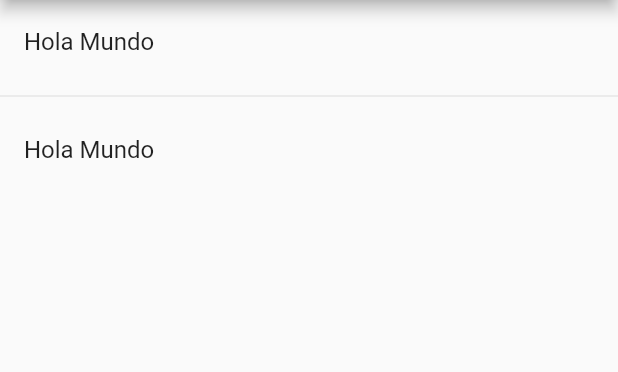
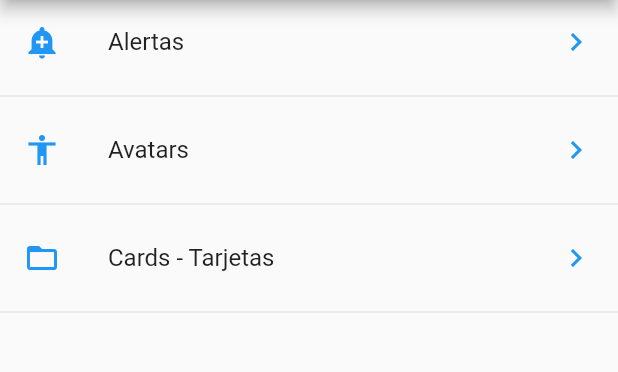
Before and after one commit to zabdielcead/praacFlutterDos, a Flutter app: the screen it shows after launch, on a phone screen of 412 x 824 dp, the part 84-456 px from its top. Run offline on Flutter 3.47's test engine with Material 2 defaults, Android fonts, the phone set to English and light mode, and no system bars.

Commit message:
suben funcionalidad paginas

```diff
--- a/componentes/lib/src/pages/home_page.dart
+++ b/componentes/lib/src/pages/home_page.dart
@@ -1,5 +1,8 @@
+
 import 'package:flutter/material.dart';
 import 'package:componentes/src/pages/providers/menu_provider.dart';
+import 'package:componentes/src/utils/icono_string_util.dart';
+import 'package:componentes/src/pages/alert_page.dart';
 
 class HomePage extends StatelessWidget {
 
@@ -15,18 +18,57 @@ class HomePage extends StatelessWidget {
 
        Widget _lista() {
 
-         print(menuProvider.opciones);
+//         print(menuProvider.opciones);
 
-          return ListView(
-            children: _crearListaItems(),
+          // menuProvider.cargarData().then( (opciones) {
+            //  print('_lista');
+              //print(opciones);
+           //});
+
+
+
+          //return ListView(
+            //children: _crearListaItems(),
+
+          //);
+
+
+
+          return FutureBuilder( // widget que permite dibujarse a si mismo
+            future: menuProvider.cargarData(),
+            initialData: [],
+            builder: (  context, AsyncSnapshot<List<dynamic>> snapshot ) {
+                print('builder');
+                print(snapshot.data);
+                return ListView(
+                  children: _crearListaItems(snapshot.data, context),
+                );
+            },
           );
        }
 
-        List<Widget> _crearListaItems() {
-          return [
-            ListTile( title: Text('Hola Mundo')  ),
-            Divider(),
-            ListTile( title: Text('Hola Mundo')  ),
-          ];
+        List<Widget> _crearListaItems( List<dynamic> data, BuildContext context ) {
+          final List<Widget> opciones = [];
+
+          data.forEach( (opt) {
+              final widgetTemp = ListTile(
+                title: Text( opt['texto'] ),
+                leading: getIcon(opt['icon']),
+                trailing: Icon(Icons.keyboard_arrow_right, color: Colors.blue),
+                onTap: () {
+                    final route = MaterialPageRoute(
+                        builder:  (context) {
+                          return AlertPage();
+                        }
+                      );
+                    Navigator.push(context, route);
+                },
+              );
+
+              opciones..add(widgetTemp)
+                      ..add(Divider());
+          });
+
+          return opciones;
         }
 }
--- /dev/null
+++ b/componentes/lib/src/utils/icono_string_util.dart
@@ -0,0 +1,16 @@
+import 'package:flutter/material.dart';
+
+
+final _icons =  <String, IconData> {
+
+    'add_alert'      : Icons.add_alert,
+    'accessibility'  : Icons.accessibility,
+    'folder_open'    : Icons.folder_open
+
+};
+
+Icon getIcon( String nombreIcono  ) {
+
+    return Icon(_icons[nombreIcono],  color: Colors.blue);
+
+}
```
Also changed, not shown: componentes/lib/src/pages/alert_page.dart (added, +22 -0 lines), componentes/lib/src/pages/avatar_page.dart (added, +16 -0 lines), componentes/lib/src/pages/providers/menu_provider.dart (+15 -5 lines).
